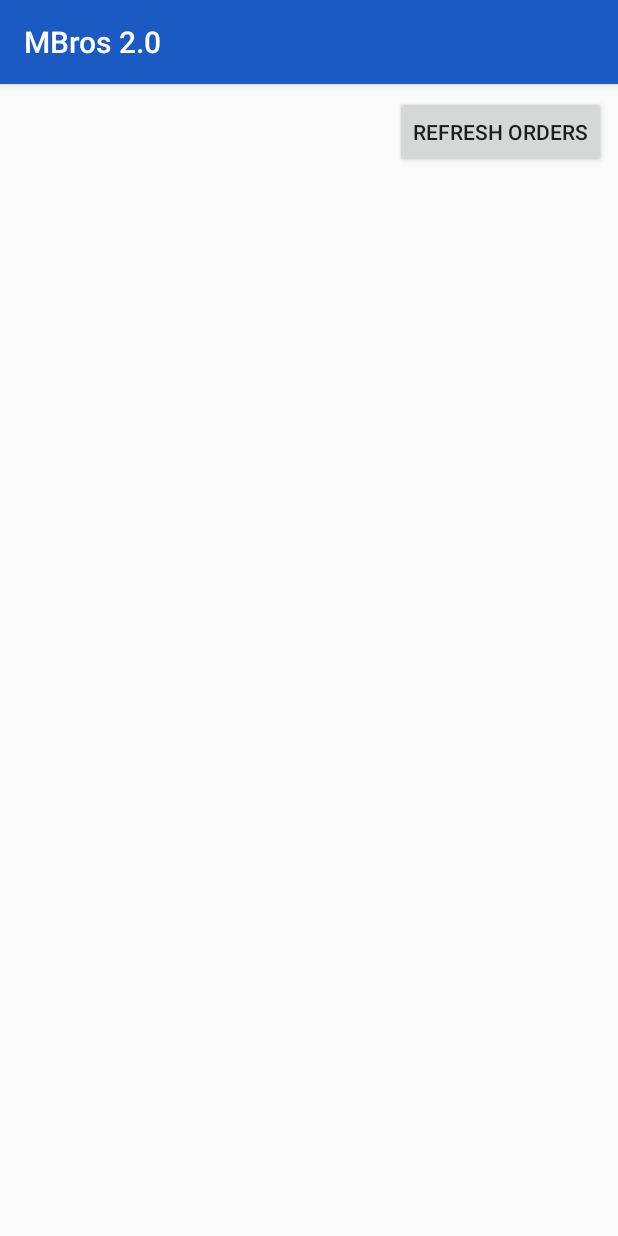
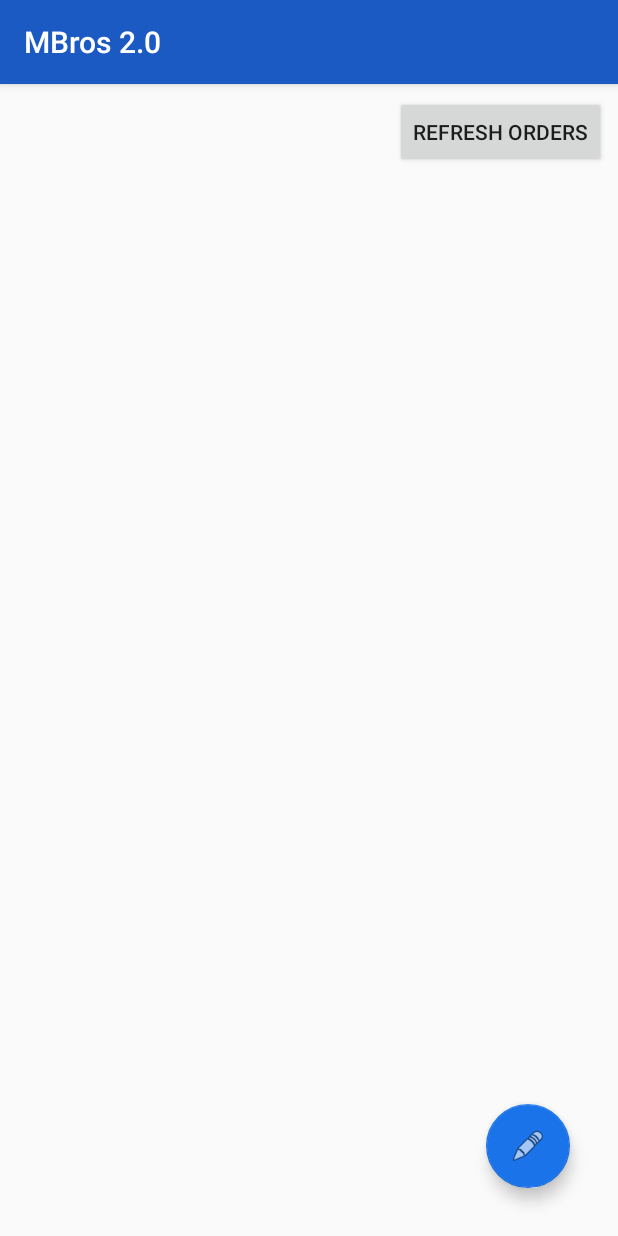
Before and after one commit to prasunmondal/MBros-2.0, an Android app: the ViewOrders screen opened directly, with no data from a screen before it, after a tap on "REFRESH ORDERS", on a phone screen of 412 x 824 dp. Run offline under Robolectric (Android 15) with nearby library versions, the phone set to English and light mode, and no system bars; 4 statements that could not run were skipped.

Commit message:
go To AddOrder

```diff
--- a/app/src/main/java/com/prasunmondal/mbros20/activities/ViewOrders.kt
+++ b/app/src/main/java/com/prasunmondal/mbros20/activities/ViewOrders.kt
@@ -1,10 +1,12 @@
 package com.prasunmondal.mbros20.activities
 
+import android.content.Intent
 import androidx.appcompat.app.AppCompatActivity
 import android.os.Bundle
 import android.view.View
 import android.widget.LinearLayout
 import android.widget.TextView
+import com.google.android.material.floatingactionbutton.FloatingActionButton
 import com.prasunmondal.mbros20.database_calls.OrdersFetch
 import com.prasunmondal.mbros20.models.Order
 import com.prasunmondal.mbros20.R
@@ -15,13 +17,23 @@ class ViewOrders : AppCompatActivity() {
     override fun onCreate(savedInstanceState: Bundle?) {
         super.onCreate(savedInstanceState)
         setContentView(R.layout.activity_view_orders)
+
+        val addOrderBtn = findViewById<FloatingActionButton>(R.id.view_orders_addOrderBtn)
+        addOrderBtn.setOnClickListener{
+            goToAddOrderActivity()
+        }
         OrderList.instance.getFromFile(this)
         if(OrderList.instance.list.isNotEmpty())
             showCustomerData(OrderList.instance.list)
     }
 
-    fun showCustomerData(orders: ArrayList<Order>) {
-        var view = findViewById<LinearLayout>(R.id.view_orders_viewArea);
+    private fun goToAddOrderActivity() {
+        val myIntent = Intent(this, AddOrder::class.java)
+        this.startActivity(myIntent)
+    }
+
+    private fun showCustomerData(orders: ArrayList<Order>) {
+        val view = findViewById<LinearLayout>(R.id.view_orders_viewArea)
 
         for(order in orders) {
             val orderCard = LinearLayout(this)
--- a/app/src/main/res/layout/activity_view_orders.xml
+++ b/app/src/main/res/layout/activity_view_orders.xml
@@ -17,7 +17,19 @@
         app:layout_constraintEnd_toEndOf="parent"
         app:layout_constraintTop_toTopOf="parent" />
 
+    <com.google.android.material.floatingactionbutton.FloatingActionButton
+        android:id="@+id/view_orders_addOrderBtn"
+        android:layout_width="wrap_content"
+        android:layout_height="wrap_content"
+        android:layout_marginEnd="32dp"
+        android:layout_marginBottom="32dp"
+        android:clickable="true"
+        app:layout_constraintBottom_toBottomOf="parent"
+        app:layout_constraintEnd_toEndOf="@+id/scrollView2"
+        app:srcCompat="@android:drawable/ic_menu_edit" />
+
     <ScrollView
+        android:id="@+id/scrollView2"
         android:layout_width="match_parent"
         android:layout_height="match_parent"
         app:layout_constraintBottom_toBottomOf="parent"
```
